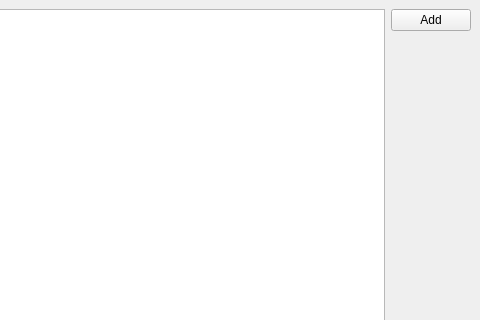
This is mainwindow.ui in YoshimasaAwata/MakePlayList as Qt 5 draws it before an edit; both pictures show x 320 to 800 and y 0 to 320 of the 800 by 600 pixel window. The edited form follows.
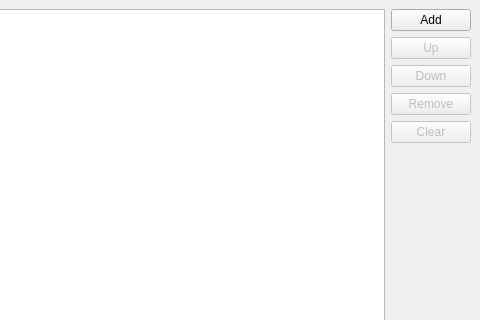
This is the edited form. Custom widgets are drawn as their Qt base class.

Commit message: リストから選択アイテム削除および全アイテムのクリア

What changed in the file:
```diff
--- a/mainwindow.ui
+++ b/mainwindow.ui
@@ -35,6 +35,46 @@
           </property>
          </widget>
         </item>
+        <item>
+         <widget class="QPushButton" name="upButton">
+          <property name="enabled">
+           <bool>false</bool>
+          </property>
+          <property name="text">
+           <string>Up</string>
+          </property>
+         </widget>
+        </item>
+        <item>
+         <widget class="QPushButton" name="downButton">
+          <property name="enabled">
+           <bool>false</bool>
+          </property>
+          <property name="text">
+           <string>Down</string>
+          </property>
+         </widget>
+        </item>
+        <item>
+         <widget class="QPushButton" name="removeButton">
+          <property name="enabled">
+           <bool>false</bool>
+          </property>
+          <property name="text">
+           <string>Remove</string>
+          </property>
+         </widget>
+        </item>
+        <item>
+         <widget class="QPushButton" name="clearButton">
+          <property name="enabled">
+           <bool>false</bool>
+          </property>
+          <property name="text">
+           <string>Clear</string>
+          </property>
+         </widget>
+        </item>
         <item>
          <spacer name="verticalSpacer">
           <property name="orientation">
```
Left out of the diff: 6 changed lines with no effect on the pictures. The commit also changes 2 other files.
